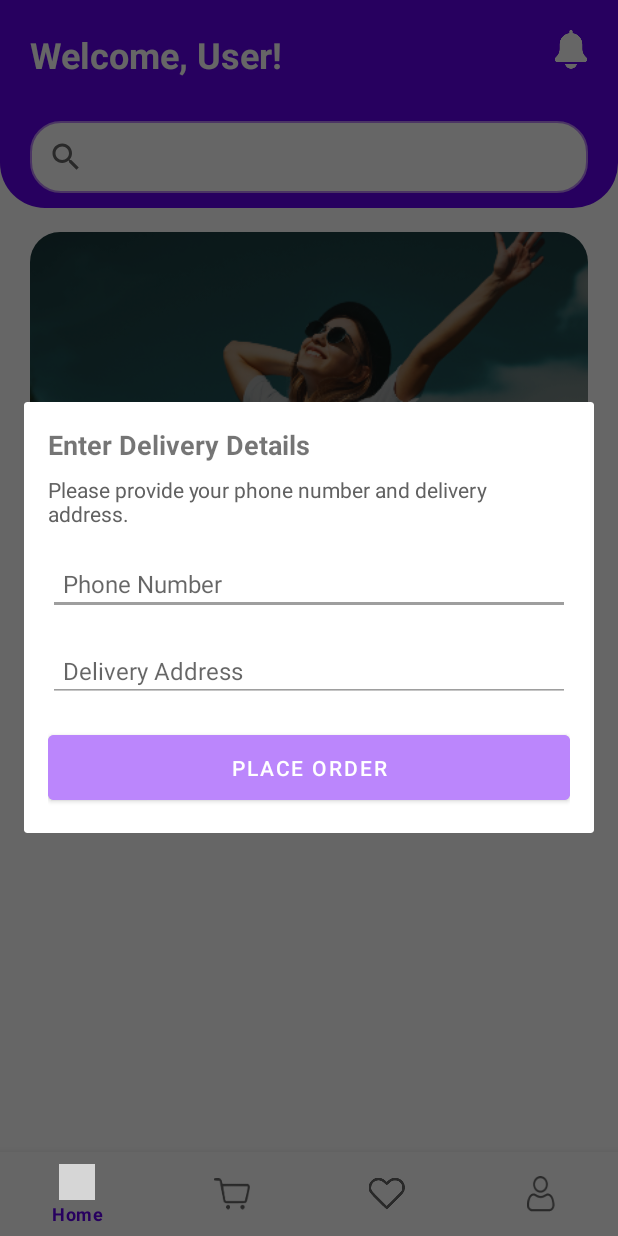
After one commit to AbishekPerera/EAD_online_shop, an Android app: the fragment OrderDetailsDialogFragment placed in its activity, on a phone screen of 412 x 824 dp. The commit adds this screen. Run offline under Robolectric (Android 15) with nearby library versions, the phone set to English and light mode, and no system bars; 3 statements that could not run were skipped; grey boxes are pictures that could not be loaded.

Commit message:
place order function completed

```diff
--- /dev/null
+++ b/app/src/main/java/com/example/onlineshop/OrderDetailsDialogFragment.java
@@ -0,0 +1,119 @@
+package com.example.onlineshop;
+
+import android.app.Dialog;
+import android.content.Context;
+import android.content.SharedPreferences;
+import android.os.Bundle;
+import android.text.TextUtils;
+import android.view.LayoutInflater;
+import android.view.View;
+import android.view.ViewGroup;
+import android.widget.Button;
+import android.widget.EditText;
+import android.widget.Toast;
+
+import androidx.annotation.NonNull;
+import androidx.annotation.Nullable;
+import androidx.fragment.app.DialogFragment;
+
+import com.example.onlineshop.requests.OrderRequest;
+import com.example.onlineshop.retrofit.ApiService;
+import com.example.onlineshop.retrofit.RetrofitClient;
+
+import retrofit2.Call;
+import retrofit2.Callback;
+import retrofit2.Response;
+
+public class OrderDetailsDialogFragment extends DialogFragment {
+
+    private EditText phoneNumberEditText, addressEditText;
+    private Button submitButton;
+    private ApiService apiService;
+    private OrderListener orderListener;
+
+    public OrderDetailsDialogFragment() {
+        // Required empty public constructor
+    }
+
+    @Nullable
+    @Override
+    public View onCreateView(@NonNull LayoutInflater inflater, @Nullable ViewGroup container, @Nullable Bundle savedInstanceState) {
+        View view = inflater.inflate(R.layout.fragment_order_details_dialog, container, false);
+
+        // Initialize views
+        phoneNumberEditText = view.findViewById(R.id.cartPhoneNumberEditText);
+        addressEditText = view.findViewById(R.id.cartAddressEditText);
+        submitButton = view.findViewById(R.id.cartSubmitButton);
+
+        // Initialize API service
+        apiService = RetrofitClient.getClient("http://10.0.2.2:5163/api/").create(ApiService.class);
+
+        // Set submit button click listener
+        submitButton.setOnClickListener(v -> {
+            String phoneNumber = phoneNumberEditText.getText().toString().trim();
+            String address = addressEditText.getText().toString().trim();
+
+            if (TextUtils.isEmpty(phoneNumber) || TextUtils.isEmpty(address)) {
+                Toast.makeText(getContext(), "Please fill out all fields", Toast.LENGTH_SHORT).show();
+            } else {
+                placeOrder(phoneNumber, address);
+            }
+        });
+
+        return view;
+    }
+
+    // Method to place an order
+    private void placeOrder(String phoneNumber, String address) {
+        // Get token from SharedPreferences
+        SharedPreferences sharedPreferences = getActivity().getSharedPreferences("MyAppPrefs", Context.MODE_PRIVATE);
+        String token = sharedPreferences.getString("token", "");
+
+        // Prepare the order data
+        OrderRequest orderRequest = new OrderRequest(phoneNumber, address);
+
+        // Make API call to place the order
+        Call<Void> call = apiService.placeOrder("Bearer " + token, orderRequest);
+        call.enqueue(new Callback<Void>() {
+            @Override
+            public void onResponse(Call<Void> call, Response<Void> response) {
+                if (response.isSuccessful()) {
+                    // Order placed successfully, show toast and notify CartFragment
+                    Toast.makeText(getContext(), "Order placed successfully!", Toast.LENGTH_SHORT).show();
+
+                    // Notify listener (CartFragment) to refresh the cart
+                    if (orderListener != null) {
+                        orderListener.onOrderPlaced();
+                    }
+
+                    // Dismiss the dialog
+                    dismiss();
+                } else {
+                    Toast.makeText(getContext(), "Failed to place order", Toast.LENGTH_SHORT).show();
+                }
+            }
+
+            @Override
+            public void onFailure(Call<Void> call, Throwable t) {
+                Toast.makeText(getContext(), "Error: " + t.getMessage(), Toast.LENGTH_SHORT).show();
+            }
+        });
+    }
+
+    @Override
+    public Dialog onCreateDialog(Bundle savedInstanceState) {
+        Dialog dialog = super.onCreateDialog(savedInstanceState);
+        dialog.setTitle("Delivery Details");
+        return dialog;
+    }
+
+    // Set the listener from CartFragment
+    public void setOrderListener(OrderListener orderListener) {
+        this.orderListener = orderListener;
+    }
+
+    // Interface to notify CartFragment about the order placement
+    public interface OrderListener {
+        void onOrderPlaced();
+    }
+}
--- a/app/src/main/java/com/example/onlineshop/retrofit/ApiService.java
+++ b/app/src/main/java/com/example/onlineshop/retrofit/ApiService.java
@@ -1,5 +1,6 @@
 package com.example.onlineshop.retrofit;
 
+import com.example.onlineshop.requests.OrderRequest;
 import com.example.onlineshop.responses.CartResponse;
 import com.example.onlineshop.models.CategoryItem;
 import com.example.onlineshop.models.ProductItem;
@@ -53,10 +54,13 @@ public interface ApiService {
     @POST("cart/removeItem/{productId}")
     Call<CartResponse> removeItemFromCart(@Header("Authorization") String authToken, @Path("productId") String productId);
 
-
-
     @GET("cart")
     Call<CartResponse> getCart(@Header("Authorization") String token);
 
+    // Place order endpoint
+    @POST("order")
+    Call<Void> placeOrder(@Header("Authorization") String authToken, @Body OrderRequest orderRequest);
+
+
 
 }
--- /dev/null
+++ b/app/src/main/res/layout/fragment_order_details_dialog.xml
@@ -0,0 +1,61 @@
+<?xml version="1.0" encoding="utf-8"?>
+<LinearLayout xmlns:android="http://schemas.android.com/apk/res/android"
+    android:layout_width="match_parent"
+    android:layout_height="wrap_content"
+    android:orientation="vertical"
+    android:padding="16dp">
+
+    <!-- Title -->
+    <TextView
+        android:id="@+id/cartDialogTitle"
+        android:layout_width="wrap_content"
+        android:layout_height="wrap_content"
+        android:text="Enter Delivery Details"
+        android:textSize="18sp"
+        android:textStyle="bold"
+        android:paddingBottom="8dp" />
+
+    <!-- Subtitle -->
+    <TextView
+        android:id="@+id/cartDialogSubtitle"
+        android:layout_width="wrap_content"
+        android:layout_height="wrap_content"
+        android:text="Please provide your phone number and delivery address."
+        android:textSize="14sp"
+        android:textColor="@color/gray_700"
+        android:paddingBottom="16dp" />
+
+    <!-- Phone Number Input -->
+    <EditText
+        android:id="@+id/cartPhoneNumberEditText"
+        android:layout_width="match_parent"
+        android:layout_height="wrap_content"
+        android:hint="Phone Number"
+        android:inputType="phone"
+        android:backgroundTint="@color/gray_500"
+        android:padding="10dp"
+        android:textSize="16sp" />
+
+    <!-- Address Input -->
+    <EditText
+        android:id="@+id/cartAddressEditText"
+        android:layout_width="match_parent"
+        android:layout_height="wrap_content"
+        android:hint="Delivery Address"
+        android:inputType="textPostalAddress"
+        android:backgroundTint="@color/gray_500"
+        android:padding="10dp"
+        android:textSize="16sp"
+        android:layout_marginTop="16dp" />
+
+    <!-- Submit Button -->
+    <Button
+        android:id="@+id/cartSubmitButton"
+        android:layout_width="match_parent"
+        android:layout_height="wrap_content"
+        android:text="Place order"
+        android:textColor="@android:color/white"
+        android:backgroundTint="@color/purple_200"
+        android:layout_marginTop="16dp"
+        android:padding="12dp" />
+</LinearLayout>
```
Also changed, not shown: app/src/main/java/com/example/onlineshop/CartFragment.java (+6 -5 lines), app/src/main/java/com/example/onlineshop/requests/OrderRequest.java (added, +28 -0 lines).
